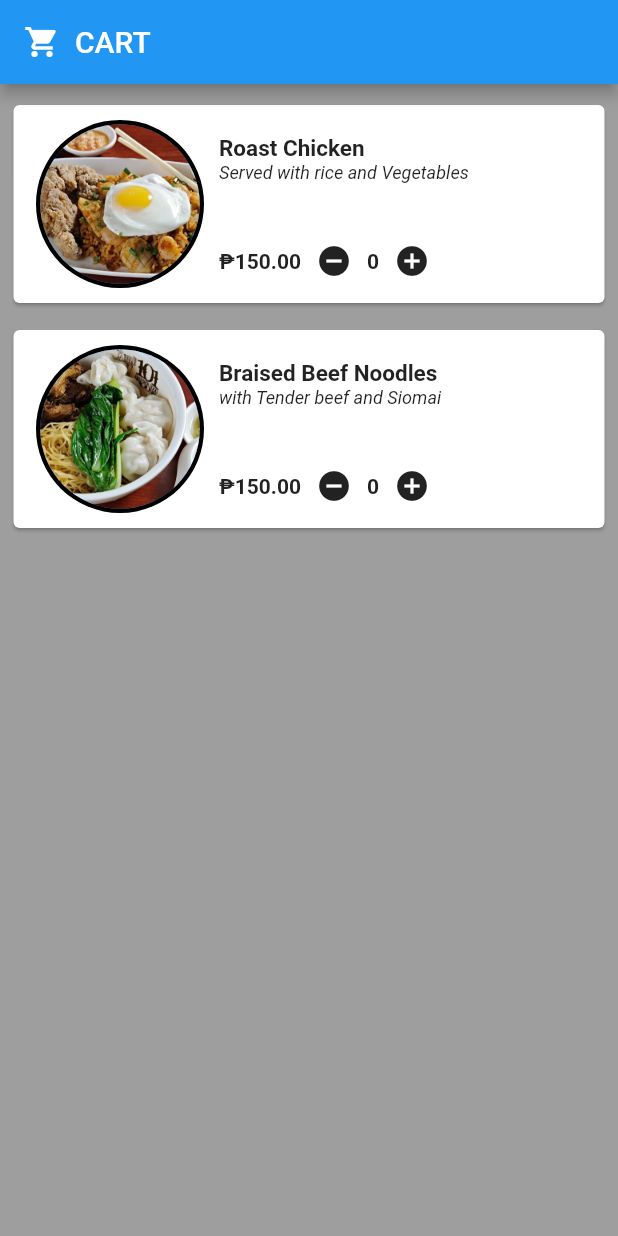
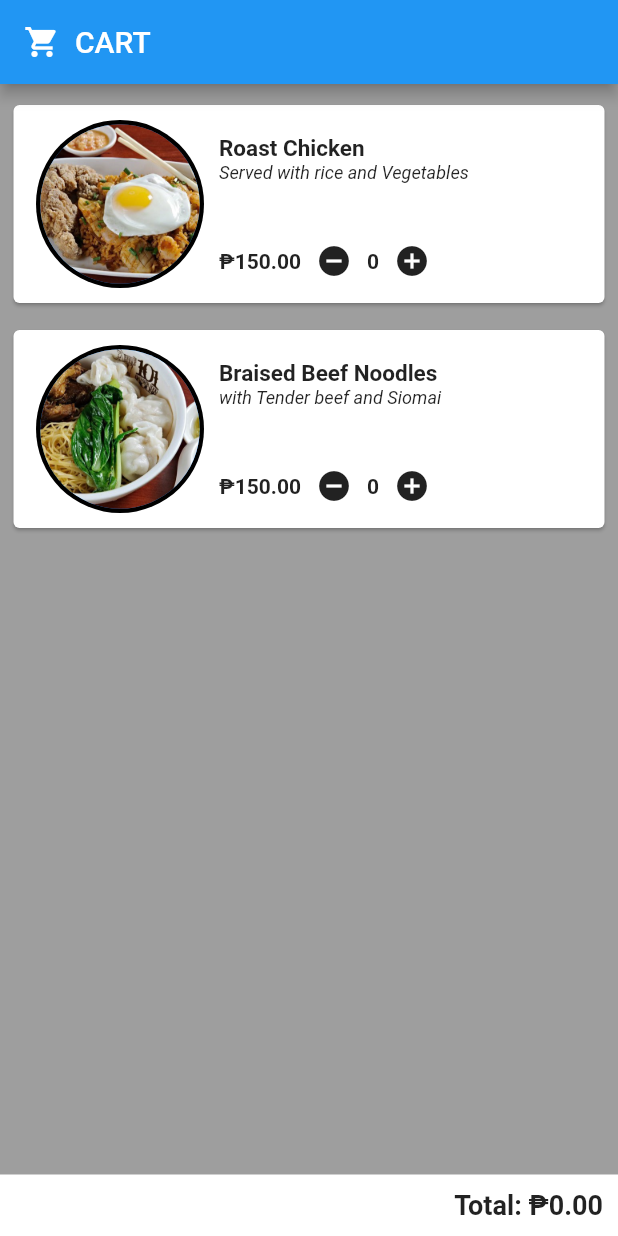
Before and after one commit to artAst/stateful_exercise, a Flutter app: the screen it shows after launch, on a phone screen of 412 x 824 dp. Run offline on Flutter 3.47's test engine with Material 2 defaults, Android fonts, the phone set to English and light mode, and no system bars.

```diff
--- a/lib/main.dart
+++ b/lib/main.dart
@@ -25,9 +25,32 @@ class MyHomePage extends StatefulWidget {
 }
 
 class _MyHomePageState extends State<MyHomePage> {
+  int count = 0;
+  double total = 0.0;
+
+  void handleIconAdd() {
+    setState(() {
+      if(count >= 0) {
+        count += 1;
+        total += 150;
+        //print("count: $count");
+      }
+    });
+  }
+
+  void handleIconMinus(){
+    setState(() {
+      if(count > 0) {
+        count -= 1;
+        total -= 150;
+        //print("count: $count");
+      }
+    });
+  }
 
   @override
   Widget build(BuildContext context) {
+
     return Scaffold(
       appBar: AppBar(
         title: new Row(
@@ -82,11 +105,19 @@ class _MyHomePageState extends State<MyHomePage> {
                           children: <Widget>[
                             new Text("₱150.00", style: new TextStyle(fontWeight: FontWeight.bold)),
                             new Padding(padding: const EdgeInsets.only(left: 10.0)),
-                            new Icon(Icons.remove_circle),
+                            new InkWell(
+                              onTap: handleIconMinus,
+                              child: new Icon(Icons.remove_circle),
+                            ),
+                            //new IconButton(icon: new Icon(Icons.remove_circle), onPressed: handleIconMinus),
                             new Padding(padding: const EdgeInsets.only(left: 10.0)),
-                            new Text("0", style: new TextStyle(fontWeight: FontWeight.bold)),
+                            new Text("${count}", style: new TextStyle(fontWeight: FontWeight.bold)),
                             new Padding(padding: const EdgeInsets.only(left: 10.0)),
-                            new Icon(Icons.add_circle),
+                            new InkWell(
+                              onTap: handleIconAdd,
+                              child: new Icon(Icons.add_circle),
+                            )
+                            //new IconButton(icon: new Icon(Icons.add_circle), onPressed: handleIconAdd),
                           ],
                         ),
                       ),
@@ -154,6 +185,16 @@ class _MyHomePageState extends State<MyHomePage> {
           )
         ],
       ),
+      bottomNavigationBar: new Container(
+        padding: const EdgeInsets.all(10.0),
+        color: Colors.white,
+        child: new Row(
+          mainAxisAlignment: MainAxisAlignment.end,
+          children: <Widget>[
+            new Text("Total: ₱${total.toStringAsFixed(2)}", style: new TextStyle(fontWeight: FontWeight.bold, fontSize: 18.0))
+          ],
+        ),
+      )
     );
   }
 }
```
